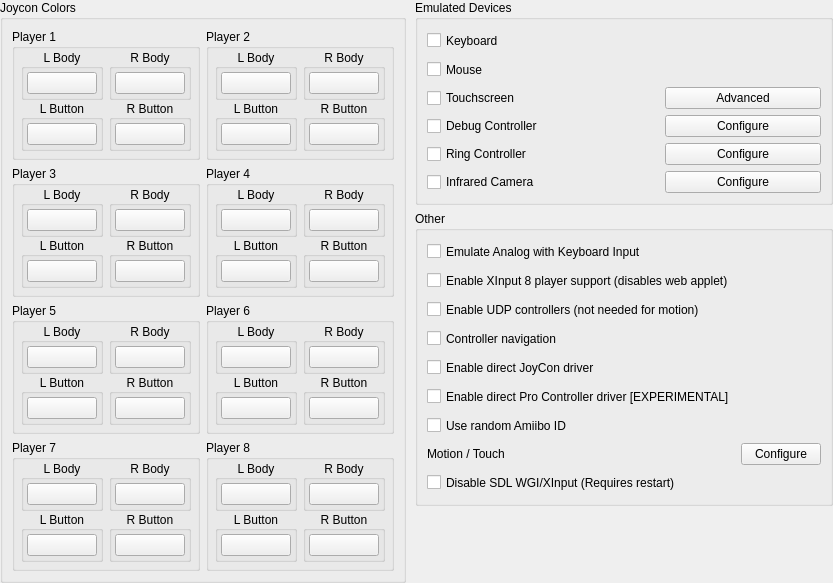
ReiKatari/STORM_EDEN, file src/yuzu/configuration/configure_input_advanced.ui: the form before one commit.
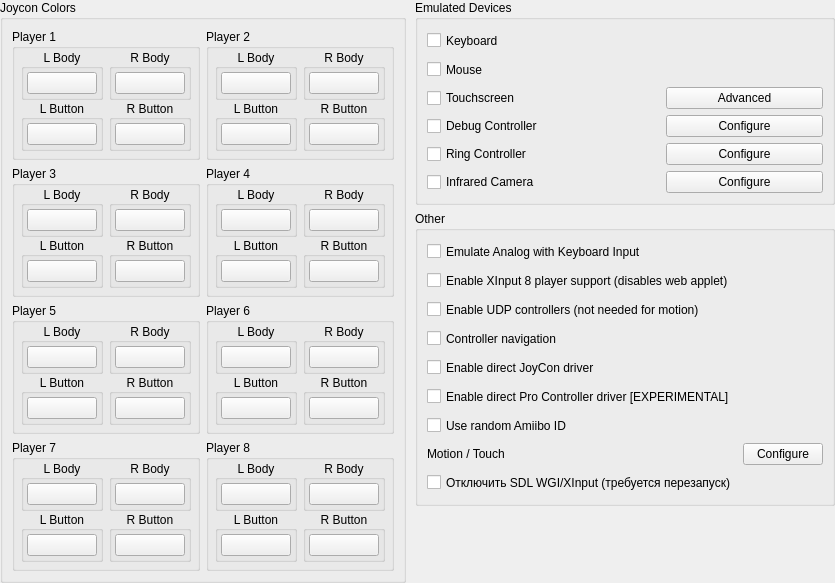
The form after the commit.

Commit message: STORM EDEN 4.3.4: Localize SDL WGI/XInput in advanced controls, remove English subtitles in CPU/Vulkan/VRAM settings, center and uppercase cheat manager table, bump version to 4.3.4

```diff
--- a/src/yuzu/configuration/configure_input_advanced.ui
+++ b/src/yuzu/configuration/configure_input_advanced.ui
@@ -2769,7 +2769,7 @@
                          </size>
                        </property>
                        <property name="text">
-                         <string>Disable SDL WGI/XInput (Requires restart)</string>
+                          <string>Отключить SDL WGI/XInput (требуется перезапуск)</string>
                        </property>
                      </widget>
                    </item>
```
Left out of the diff: 2 changed lines with no effect on the pictures. Lines whose indentation alone changed are shown as unchanged. The commit also changes 5 other files.
